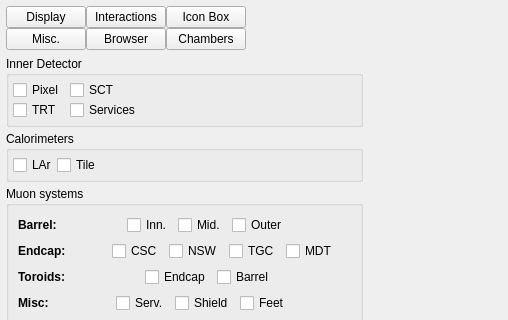
This is VP1GeometrySystems/src/geometrysystemcontroller.ui in efemberg11/GeoModel_rmakhman as Qt 5 draws it before an edit; both pictures show x 0 to 508 and y 0 to 320 of the 508 by 822 pixel window. The edited form follows.
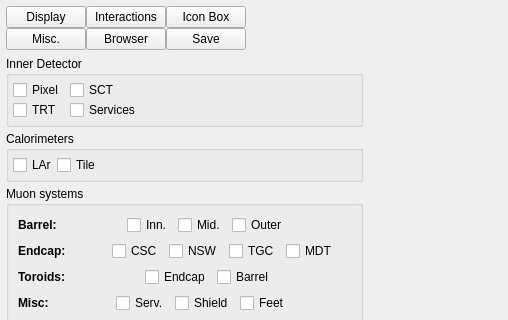
This is the edited form.

```diff
--- a/VP1GeometrySystems/src/geometrysystemcontroller.ui
+++ b/VP1GeometrySystems/src/geometrysystemcontroller.ui
@@ -117,7 +117,7 @@
            <string>Configure if, and how, muon chambers should adapt themselves to displayed event data.</string>
           </property>
           <property name="text">
-           <string>Chambers</string>
+           <string>Save</string>
           </property>
          </widget>
         </item>
```
Left out of the diff: 4 changed lines with no effect on the pictures.
